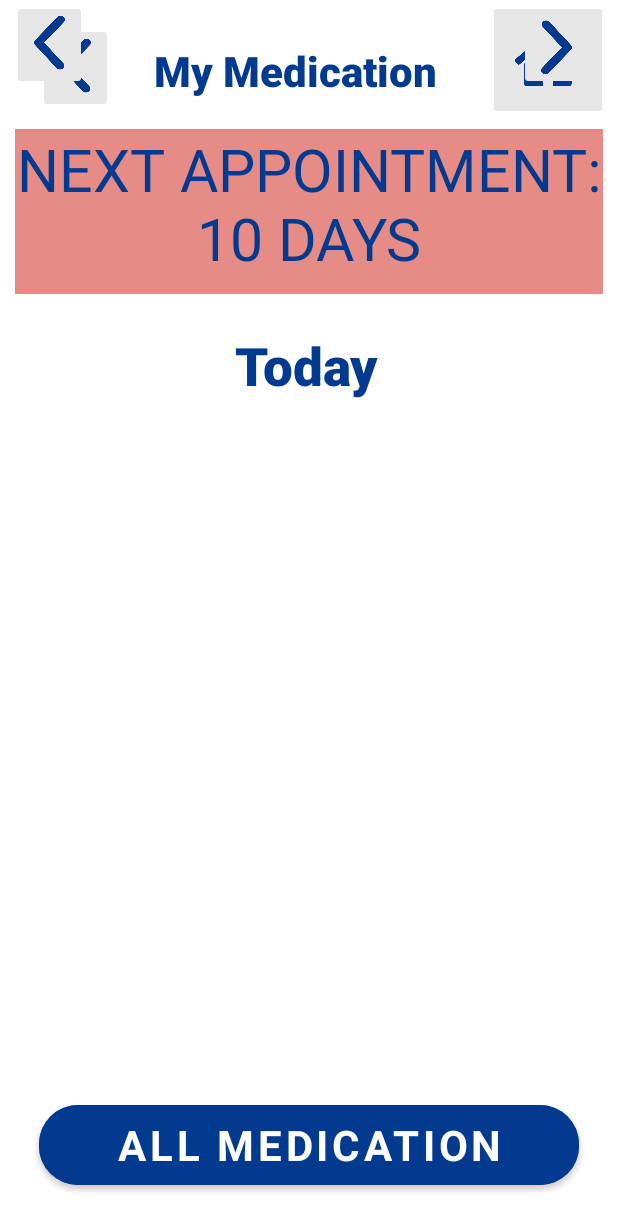
After one commit to Gopher-Industries/Team-Eternals, an Android app: the layout fragment_mymedication.xml on its own in the app's theme, with its tools: preview values and no code run, on a phone screen of 412 x 824 dp. The commit adds this screen. Shown: the top 1231 px of the screen. Run offline under Robolectric (Android 15) with nearby library versions, the phone set to English and light mode, and no system bars.

Commit message:
"Complete with MyMedication Page"

```diff
--- /dev/null
+++ b/app/src/main/java/com/example/medimindrewards/MyMedicationFragment.kt
@@ -0,0 +1,4 @@
+package com.example.medimindrewards
+
+class MyMedicationFragment {
+}
--- /dev/null
+++ b/app/src/main/res/layout/fragment_mymedication.xml
@@ -0,0 +1,129 @@
+<?xml version="1.0" encoding="utf-8"?>
+<androidx.constraintlayout.widget.ConstraintLayout
+    xmlns:android="http://schemas.android.com/apk/res/android"
+   xmlns:app="http://schemas.android.com/apk/res-auto"
+    xmlns:tools="http://schemas.android.com/tools"
+    android:layout_height="match_parent"
+    android:layout_width="match_parent"
+    tools:context=".MyMedicationFragment">
+
+    <ImageButton
+        android:id="@+id/backButtonMyMedication"
+        android:layout_width="50dp"
+        android:layout_height="60dp"
+        android:backgroundTint="#E6E6E6"
+        android:scaleType="fitCenter"
+        android:src="@drawable/arrow"
+        android:layout_marginTop="15dp"
+        app:layout_constraintTop_toTopOf="parent"
+        app:layout_constraintHorizontal_bias="0.07"
+        app:layout_constraintLeft_toLeftOf="parent"
+        app:layout_constraintRight_toRightOf="parent"
+        android:contentDescription="@string/todo1" />
+
+    <ImageButton
+        android:id="@+id/homeButtonMyMedication"
+        android:layout_width="80dp"
+        android:layout_height="80dp"
+        android:backgroundTint="#E6E6E6"
+        android:contentDescription="@string/todo"
+        android:scaleType="fitCenter"
+        android:src="@drawable/home"
+        app:layout_constraintHorizontal_bias="0.98"
+        app:layout_constraintLeft_toLeftOf="parent"
+        app:layout_constraintRight_toRightOf="parent"
+        app:layout_constraintTop_toTopOf="parent" />
+
+    <TextView
+        android:id="@+id/titleMyMedication"
+        android:layout_width="wrap_content"
+        android:layout_height="wrap_content"
+        android:layout_marginTop="28dp"
+        android:layout_marginEnd="21dp"
+        android:fontFamily="sans-serif-black"
+        android:text="@string/my_medication"
+        android:textColor="#013A8F"
+        android:textSize="28sp"
+        app:layout_constraintEnd_toStartOf="@+id/homeButtonMyMedication"
+        app:layout_constraintHorizontal_bias="0.686"
+        app:layout_constraintLeft_toLeftOf="parent"
+        app:layout_constraintStart_toEndOf="@+id/backButtonMyMedication"
+        app:layout_constraintTop_toTopOf="parent" />
+
+    <TextView
+        android:id="@+id/tvAppointment"
+        android:layout_width="match_parent"
+        android:layout_height="110dp"
+        android:layout_marginLeft="10dp"
+        android:layout_marginTop="20dp"
+        android:layout_marginRight="10dp"
+        android:background="#DDA2B6"
+        android:backgroundTint="#E68B85"
+        android:text="@string/next_appointment_10_days"
+        android:textAlignment="center"
+        android:textColor="#013A8F"
+        android:textSize="39sp"
+        android:textAllCaps="true"
+        app:cornerRadius="26dp"
+        app:layout_constraintEnd_toEndOf="parent"
+        app:layout_constraintHorizontal_bias="0.684"
+        app:layout_constraintStart_toStartOf="parent"
+        app:layout_constraintTop_toBottomOf="@+id/titleMyMedication" />
+
+    <ImageButton
+        android:id="@+id/backMyMedication"
+        android:layout_width="50dp"
+        android:layout_height="60dp"
+        android:layout_marginStart="8dp"
+        android:backgroundTint="#E6E6E6"
+        android:scaleType="fitCenter"
+        android:src="@drawable/arrow"
+        app:layout_constraintStart_toStartOf="parent"
+        tools:ignore="MissingConstraints"
+        tools:layout_editor_absoluteY="214dp" />
+
+    <ImageButton
+        android:id="@+id/nextMyMedication"
+        android:layout_width="50dp"
+        android:layout_height="60dp"
+        android:layout_marginEnd="16dp"
+        android:backgroundTint="#E6E6E6"
+        android:scaleType="fitCenter"
+        android:src="@drawable/arrownext"
+        app:layout_constraintEnd_toEndOf="parent"
+        tools:ignore="MissingConstraints"
+        tools:layout_editor_absoluteY="214dp" />
+
+    <TextView
+        android:id="@+id/tvDay"
+        android:layout_width="200dp"
+        android:layout_height="45dp"
+        android:layout_marginTop="24dp"
+        android:fontFamily="sans-serif-black"
+        android:text="@string/today"
+        android:textAlignment="center"
+        android:textColor="#013A8F"
+        android:textSize="35sp"
+        app:layout_constraintEnd_toStartOf="@+id/nextMyMedication"
+        app:layout_constraintHorizontal_bias="0.525"
+        app:layout_constraintStart_toEndOf="@+id/backMyMedication"
+        app:layout_constraintTop_toBottomOf="@+id/tvAppointment" />
+
+    <Button
+        android:id="@+id/btnAllMedication"
+        android:layout_width="360dp"
+        android:layout_height="65dp"
+        android:layout_marginBottom="28dp"
+        android:backgroundTint="#013A8F"
+        android:fontFamily="sans-serif"
+        android:text="@string/all_medication"
+        android:textAlignment="center"
+        android:textSize="28sp"
+        android:textStyle="bold"
+        app:cornerRadius="26dp"
+        app:layout_constraintBottom_toBottomOf="parent"
+        app:layout_constraintEnd_toEndOf="parent"
+        app:layout_constraintStart_toStartOf="parent" />
+
+
+</androidx.constraintlayout.widget.ConstraintLayout>
--- /dev/null
+++ b/app/src/main/res/layout/mymedication_item.xml
@@ -0,0 +1,42 @@
+<?xml version="1.0" encoding="utf-8"?>
+<androidx.cardview.widget.CardView
+    xmlns:android="http://schemas.android.com/apk/res/android"
+    android:layout_width="250dp"
+    android:layout_height="280dp"
+    android:id="@+id/card"
+    xmlns:app="http://schemas.android.com/apk/res-auto"
+    xmlns:tools="http://schemas.android.com/tools"
+    app:cardElevation="10dp"
+    android:layout_margin="20dp"
+    android:backgroundTint="#FFFFFF"
+    tools:context=".MyMedicationFragment"
+    android:layout_gravity="center">
+
+    <LinearLayout
+
+        android:layout_width="wrap_content"
+        android:layout_height="wrap_content"
+        android:layout_marginStart="34dp"
+        android:layout_marginVertical="6dp"
+        android:orientation="vertical">
+
+        <TextView
+            android:id="@+id/tvTimeOfDay"
+            android:layout_width="wrap_content"
+            android:layout_height="wrap_content"
+            android:text="@string/time_of_day"
+            android:textColor="#013A8F"
+            android:fontFamily="sans-serif"
+            android:textSize="25sp"
+            android:layout_gravity="center_horizontal"/>
+        <TextView
+            android:id="@+id/tvMedicationType"
+            android:layout_width="wrap_content"
+            android:layout_height="wrap_content"
+            android:text="@string/medication_type"
+            android:layout_marginTop="20dp"
+            android:textColor="#013A8F"
+            android:fontFamily="sans-serif"
+            android:textSize="25sp" />
+    </LinearLayout>
+</androidx.cardview.widget.CardView>
--- a/app/src/main/res/values/strings.xml
+++ b/app/src/main/res/values/strings.xml
@@ -25,4 +25,14 @@
     <string name="existing_rewards_title">Existing Rewards</string>
     <string name="home_icon_rewards">home icon</string>
     <string name="back_icon_rewards">back icon</string>
+    <string name="time_of_day">Time of Day</string>
+    <string name="medication_type">Medication Type</string>
+    <string name="my_medication">My Medication</string>
+    <string name="todo">TODO</string>
+    <string name="todo1">TODO</string>
+    <string name="next_appointment_10_days">Next Appointment: 10 Days</string>
+    <string name="today">Today</string>
+    <string name="all_medication">All Medication</string>
+
+
 </resources>
--- a/build.gradle
+++ b/build.gradle
@@ -1,7 +1,7 @@
 // Top-level build file where you can add configuration options common to all sub-projects/modules.
 plugins {
-    id 'com.android.application' version '7.2.1' apply false
-    id 'com.android.library' version '7.2.1' apply false
+    id 'com.android.application' version '7.2.2' apply false
+    id 'com.android.library' version '7.2.2' apply false
     id 'org.jetbrains.kotlin.android' version '1.6.10' apply false
 }
 
```
Also changed, not shown: app/src/main/res/drawable/arrownext.png (added).
